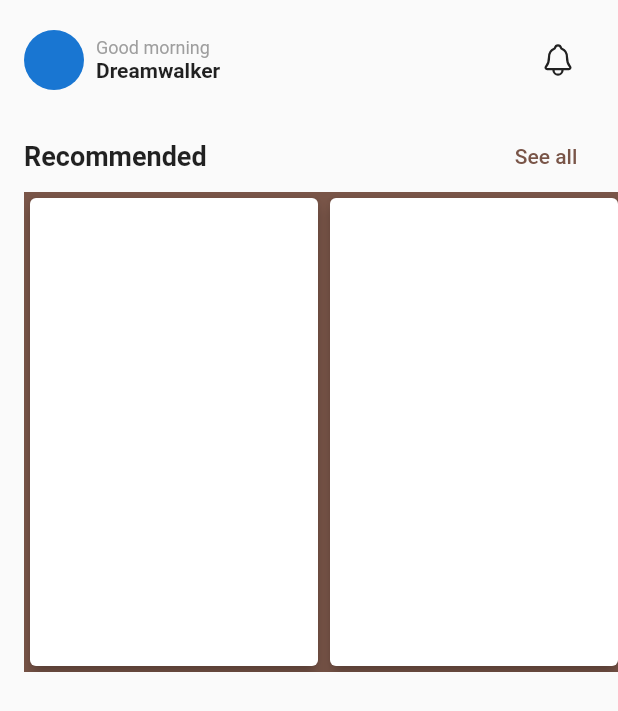
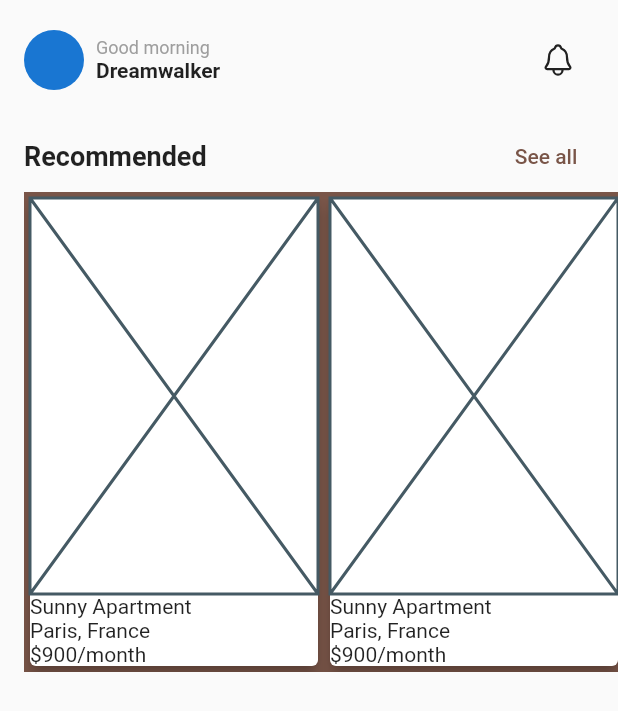
Before and after one commit to JAICHANGPARK/flutter_notebook_18th_story, a Flutter app: the EstateHomePage screen opened by its route, on a phone screen of 412 x 824 dp. Shown: the top 711 px of the screen. Run offline on Flutter 3.47's test engine with Material 2 defaults, Android fonts, the phone set to English and light mode, and no system bars; our stand-ins replace cached_network_image, flutter_riverpod, freezed_annotation, go_router, ionicons; network calls fail.

Commit message:
Update estate_home_page.dart

```diff
--- a/lib/ep1060_real_estate_app/src/ui/estate_home_page.dart
+++ b/lib/ep1060_real_estate_app/src/ui/estate_home_page.dart
@@ -89,15 +89,32 @@ class _EstateHomePageState extends State<EstateHomePage> {
                             child: Card(
                               elevation: 4,
                               child: Column(
+                                crossAxisAlignment: CrossAxisAlignment.start,
                                 children: [
-
+                                  Expanded(
+                                    child: Placeholder(),
+                                  ),
+                                  Column(
+                                    crossAxisAlignment: CrossAxisAlignment.start,
+                                    children: [
+                                      Text("Sunny Apartment"),
+                                      Text("Paris, France"),
+                                      Text.rich(TextSpan(children: [
+                                        TextSpan(
+                                          text: "\$900",
+                                        ),
+                                        TextSpan(
+                                          text: "/month",
+                                        )
+                                      ]))
+                                    ],
+                                  )
 
                                 ],
                               ),
                             ),
                           );
                         },
-
                       ),
                     ),
                   ),
```
